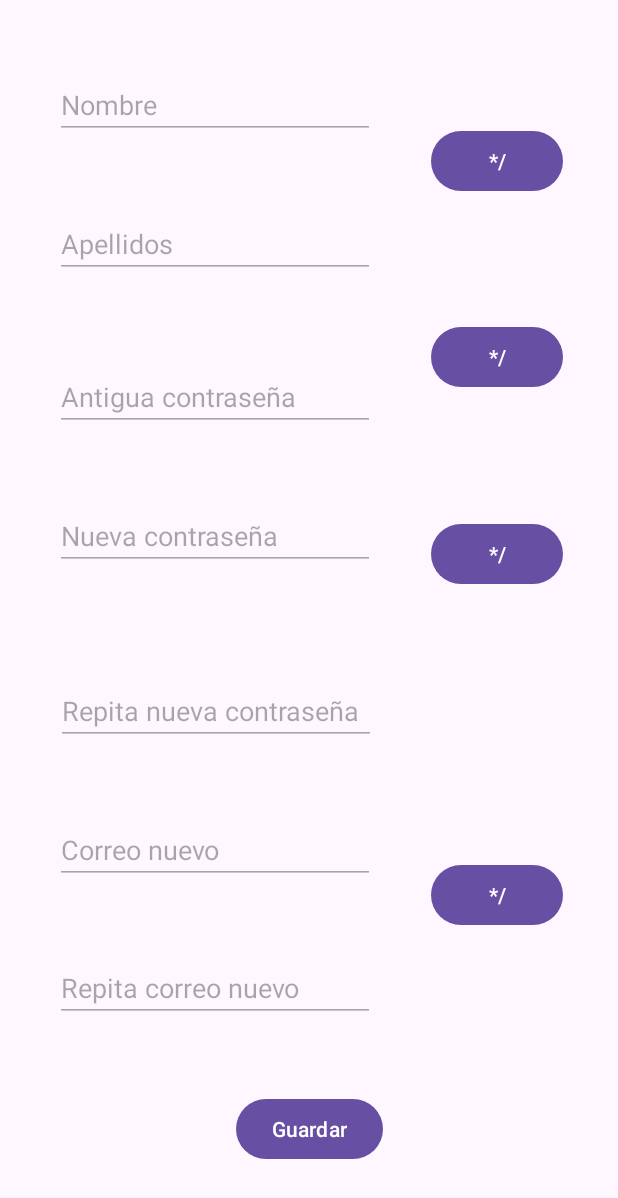
After one commit to Ferraann/Proy-Biometria-y-Medio-Ambiente-Grupo-5, an Android app: the layout activity_editar_perfil.xml on its own in the app's theme, with its tools: preview values and no code run, on a phone screen of 412 x 824 dp. The commit adds this screen. Shown: the top 1198 px of the screen. Run offline under Robolectric (Android 15) with nearby library versions, the phone set to English and light mode, and no system bars.

Commit message:
Preparando modificacion de datos

```diff
--- /dev/null
+++ b/src/android/app/src/main/java/com/example/grupo5/myapplication/EditarPerfilActivity.java
@@ -0,0 +1,61 @@
+package com.example.grupo5.myapplication;
+
+import android.os.Bundle;
+import android.view.View;
+import android.widget.EditText;
+
+import androidx.appcompat.app.AppCompatActivity;
+
+// ------------------------------------------------------------------
+// Fichero: MainActivity.java
+// Autor: Pablo Chasi
+// Fecha: 28/10/2025
+// ------------------------------------------------------------------
+// Descripción:
+// Clase que se hara la función de la página  editar perfil
+// su función principal es que mediante un boton puedas seleccionar
+// uno de los datos que quieres modificar, cuando edita es información
+// y quiere guardalor lo que se hara es modificar las base de datos
+// cambiando aquellos que hemos cambiado.
+// ------------------------------------------------------------------
+public class EditarPerfilActivity extends AppCompatActivity {
+
+    EditText nombre, apellidos, contrasenyaAntigua,contrasenyaNueva,repetirContrasenyaNueva,correoNuevo,repetirCorreoNuevo;
+    protected void onCreate(Bundle savedInstanceState){
+        super.onCreate(savedInstanceState);
+        setContentView(R.layout.activity_editar_perfil);
+
+        //Obtengo los edit text.
+        nombre = findViewById(R.id.editarNombre);
+        apellidos=findViewById(R.id.editarApellidos);
+        contrasenyaAntigua = findViewById(R.id.editarContrasenyaActual);
+        contrasenyaNueva = findViewById(R.id.editarContrasenyaNueva);
+        repetirContrasenyaNueva = findViewById(R.id.editarRepetirContrasenyaNueva);
+        correoNuevo = findViewById(R.id.editarCorreoNuevo);
+        repetirCorreoNuevo = findViewById(R.id.editarRepetirCorreoNuevo);
+
+    }
+
+    public void botonActivarModificarNombre(View v){
+        nombre.isEnabled();
+    }
+
+    public void botonActivarModificarApellidos(View v){
+        apellidos.isEnabled();
+    }
+
+    public void botonActivarModificarContrasenya(View v){
+        contrasenyaAntigua.isEnabled();
+        contrasenyaNueva.isEnabled();
+        repetirContrasenyaNueva.isEnabled();
+    }
+
+    public void botonActivarModificarCorreo(View v){
+        correoNuevo.isEnabled();
+        repetirCorreoNuevo.isEnabled();
+    }
+
+    public void botonGuardarModificaciones(View v){
+
+    }
+}
--- a/src/android/app/src/main/java/com/example/grupo5/myapplication/LogicaNegocio.java
+++ b/src/android/app/src/main/java/com/example/grupo5/myapplication/LogicaNegocio.java
@@ -68,6 +68,10 @@ public class LogicaNegocio {
 
         }
 
+
+        //-------------------------------------------------------------------------------------------
+        //     Email:txt, Contraseña:txt, Contexto:context --> postRegistro()
+        //-------------------------------------------------------------------------------------------
         public static void PostLogin(String email, String contrasenya, Context contexto) {
             ApiService apiService = ApiCliente.getApiService(); // Usamos tu ApiCliente existente
             Call<Void> call = apiService.loginUsuario(email, contrasenya);
@@ -90,6 +94,13 @@ public class LogicaNegocio {
                 }
             });
         }
+
+        //--------------------------------------------------------------------------------
+        //
+        //--------------------------------------------------------------------------------
+        public static void putDatosMoficados(){
+
+        }
     }
 
 //---------------------------------------------------------------
--- a/src/android/app/src/main/java/com/example/grupo5/myapplication/RegistroActivity.java
+++ b/src/android/app/src/main/java/com/example/grupo5/myapplication/RegistroActivity.java
@@ -31,11 +31,7 @@ public class RegistroActivity extends AppCompatActivity{
     String regexTieneMayuscula = "^(?=.*[A-Z]).+$";
     String regexTieneNumeros = "^(?=.*\\d).+$";
     String regexTieneSimbologia = "^(?=.*[$@€!%*?&]).+$";
-    String regexTieneMasDe8Numeros = "^.{8,}$";
-    boolean tieneMayuscula = false;
-    boolean tieneNumeros = false;
-    boolean tiene8oMasCaracteres =false;
-    boolean tieneSimbologia = false;
+    String regexTieneMasDe8Caracteres = "^.{8,}$";
 
     //Metodo onCreate donde se ejecuta lo principal
     protected void onCreate(Bundle savedInstanceState) {
@@ -54,10 +50,15 @@ public class RegistroActivity extends AppCompatActivity{
 
     //Boton para enviar los datos al servidor
     public void botonEnviarDatos(View v){
-        Log.d("contrasenya", RepetirContrasenya.getText().toString());
+        String usuario = Usuario.getText().toString().trim();
+        String apellidos = Apellidos.getText().toString().trim();
+        String contrasenya =Contrasenya.getText().toString().trim();
+        String email = Email.getText().toString().trim();
+        String repetirContrasenya = RepetirContrasenya.getText().toString().trim();
+
 
         // validación que comprueba que si hay alguno que está vacio no se ejecuta la sentencia sql.
-        if (Usuario.getText().toString().isEmpty() || Apellidos.getText().toString().isEmpty() || Email.getText().toString().isEmpty() || Contrasenya.getText().toString().isEmpty()) {
+        if (!usuario.isEmpty() || !apellidos.isEmpty()||!contrasenya.isEmpty()||!email.isEmpty()||repetirContrasenya.isEmpty()) {
             Toast.makeText(this, "Por favor, rellena todos los campos", Toast.LENGTH_SHORT).show();
             return;
         }
@@ -65,15 +66,21 @@ public class RegistroActivity extends AppCompatActivity{
         //Con una biblioteca podemos comprobar la estructura basica de un email
         //si está detecta que no es semejante a un email, entonces devuelve false.
         //si es verdad entonces un true.
-        if (!Patterns.EMAIL_ADDRESS.matcher(Email.getText()).matches()){
+        if (!Patterns.EMAIL_ADDRESS.matcher(email).matches()){
             Toast.makeText(this, "Por favor, introduce un email valido", Toast.LENGTH_SHORT).show();
             return;
         }
 
-        if (!tieneMayuscula || !tieneNumeros||!tieneSimbologia||!tiene8oMasCaracteres){
+        if(!contrasenya.matches(repetirContrasenya)){
+            Toast.makeText(this,"Por favor, repita correctamente la contraseña", Toast.LENGTH_SHORT).show();
+            return;
+        }
+
+        if (!contrasenya.matches(regexTieneMasDe8Caracteres)||!contrasenya.matches(regexTieneNumeros)||!contrasenya.matches(regexTieneMayuscula)||!contrasenya.matches(regexTieneSimbologia)){
             Toast.makeText(this, "Por favor, introduce una contraseña segura", Toast.LENGTH_SHORT).show();
             return;
         }
+
         PostRegistro(Usuario.getText().toString(),Apellidos.getText().toString(),Email.getText().toString(),Contrasenya.getText().toString(),this);
 
     }
@@ -89,19 +96,15 @@ public class RegistroActivity extends AppCompatActivity{
             public void onTextChanged(CharSequence s, int start, int before, int count) {
                 if(Contrasenya.getText().toString().matches(regexTieneMayuscula)){
                     Log.d("Regex","Tiene mayusculas");
-                    tieneMayuscula = true;
                 }
                 if(Contrasenya.getText().toString().matches(regexTieneNumeros)){
                     Log.d("Regex","Tiene numeros");
-                    tieneNumeros = true;
                 }
-                if(Contrasenya.getText().toString().matches(regexTieneMasDe8Numeros)){
+                if(Contrasenya.getText().toString().matches(regexTieneMasDe8Caracteres)){
                     Log.d("Regex","Tiene mas de 8 caracteres");
-                    tiene8oMasCaracteres = true;
                 }
                 if(Contrasenya.getText().toString().matches(regexTieneSimbologia)){
                     Log.d("Regex","Tiene simbologia");
-                    tieneSimbologia = true;
                 }
             }
 
--- /dev/null
+++ b/src/android/app/src/main/res/layout/activity_editar_perfil.xml
@@ -0,0 +1,160 @@
+<?xml version="1.0" encoding="utf-8"?>
+<androidx.constraintlayout.widget.ConstraintLayout xmlns:android="http://schemas.android.com/apk/res/android"
+    xmlns:app="http://schemas.android.com/apk/res-auto"
+    xmlns:tools="http://schemas.android.com/tools"
+    android:layout_width="match_parent"
+    android:layout_height="match_parent"
+    android:onClick="botonActivarModificarNombre">
+
+    <EditText
+        android:id="@+id/editarRepetirCorreoNuevo"
+        android:layout_width="wrap_content"
+        android:layout_height="wrap_content"
+        android:ems="10"
+        android:enabled="false"
+        android:hint="Repita correo nuevo"
+        android:inputType="textEmailAddress"
+        app:layout_constraintBottom_toTopOf="@+id/guardarDatos"
+        app:layout_constraintEnd_toStartOf="@+id/modificarCorreo"
+        app:layout_constraintStart_toStartOf="parent"
+        app:layout_constraintTop_toBottomOf="@+id/editarCorreoNuevo" />
+
+    <EditText
+        android:id="@+id/editarCorreoNuevo"
+        android:layout_width="wrap_content"
+        android:layout_height="wrap_content"
+        android:ems="10"
+        android:enabled="false"
+        android:hint="Correo nuevo"
+        android:inputType="textEmailAddress"
+        app:layout_constraintBottom_toTopOf="@+id/editarRepetirCorreoNuevo"
+        app:layout_constraintEnd_toStartOf="@+id/modificarCorreo"
+        app:layout_constraintHorizontal_bias="0.0"
+        app:layout_constraintStart_toStartOf="parent"
+        app:layout_constraintTop_toBottomOf="@+id/editarRepetirContrasenyaNueva" />
+
+    <Button
+        android:id="@+id/modificarCorreo"
+        android:layout_width="wrap_content"
+        android:layout_height="wrap_content"
+        android:layout_marginTop="96dp"
+        android:layout_marginBottom="25dp"
+        android:onClick="botonActivarModificarCorreo"
+        android:text="*/"
+        app:layout_constraintBottom_toTopOf="@+id/guardarDatos"
+        app:layout_constraintEnd_toEndOf="parent"
+        app:layout_constraintStart_toEndOf="@+id/editarCorreoNuevo"
+        app:layout_constraintTop_toBottomOf="@+id/modificarContrasenyaAntigua" />
+
+    <EditText
+        android:id="@+id/editarContrasenyaActual"
+        android:layout_width="wrap_content"
+        android:layout_height="wrap_content"
+        android:ems="10"
+        android:enabled="false"
+        android:hint="Antigua contraseña"
+        android:inputType="textPassword"
+        app:layout_constraintBottom_toTopOf="@+id/editarContrasenyaNueva"
+        app:layout_constraintEnd_toStartOf="@+id/modificarContrasenyaAntigua"
+        app:layout_constraintStart_toStartOf="parent"
+        app:layout_constraintTop_toBottomOf="@+id/editarApellidos" />
+
+    <Button
+        android:id="@+id/modificarContrasenyaAntigua"
+        android:layout_width="wrap_content"
+        android:layout_height="wrap_content"
+        android:onClick="botonActivarModificarContrasenya"
+        android:text="*/"
+        app:layout_constraintBottom_toTopOf="@+id/modificarCorreo"
+        app:layout_constraintEnd_toEndOf="parent"
+        app:layout_constraintStart_toEndOf="@+id/editarContrasenyaActual"
+        app:layout_constraintTop_toBottomOf="@+id/modificarApellidos" />
+
+    <EditText
+        android:id="@+id/editarNombre"
+        android:layout_width="wrap_content"
+        android:layout_height="wrap_content"
+        android:ems="10"
+        android:enabled="false"
+        android:hint="Nombre"
+        android:inputType="text"
+        app:layout_constraintBottom_toTopOf="@+id/editarApellidos"
+        app:layout_constraintEnd_toStartOf="@+id/modificarNombre"
+        app:layout_constraintStart_toStartOf="parent"
+        app:layout_constraintTop_toTopOf="parent" />
+
+    <EditText
+        android:id="@+id/editarContrasenyaNueva"
+        android:layout_width="wrap_content"
+        android:layout_height="wrap_content"
+        android:layout_marginBottom="24dp"
+        android:ems="10"
+        android:enabled="false"
+        android:hint="Nueva contraseña"
+        android:inputType="textPassword"
+        app:layout_constraintBottom_toTopOf="@+id/editarRepetirContrasenyaNueva"
+        app:layout_constraintEnd_toStartOf="@+id/modificarContrasenyaAntigua"
+        app:layout_constraintStart_toStartOf="parent"
+        app:layout_constraintTop_toBottomOf="@+id/editarContrasenyaActual" />
+
+    <EditText
+        android:id="@+id/editarRepetirContrasenyaNueva"
+        android:layout_width="wrap_content"
+        android:layout_height="wrap_content"
+        android:ems="10"
+        android:enabled="false"
+        android:hint="Repita nueva contraseña"
+        android:inputType="textEmailAddress"
+        app:layout_constraintBottom_toTopOf="@+id/editarCorreoNuevo"
+        app:layout_constraintEnd_toStartOf="@+id/modificarContrasenyaAntigua"
+        app:layout_constraintHorizontal_bias="0.506"
+        app:layout_constraintStart_toStartOf="parent"
+        app:layout_constraintTop_toBottomOf="@+id/editarContrasenyaNueva" />
+
+    <Button
+        android:id="@+id/modificarNombre"
+        android:layout_width="wrap_content"
+        android:layout_height="wrap_content"
+        android:text="*/"
+        app:layout_constraintBottom_toTopOf="@+id/modificarApellidos"
+        app:layout_constraintEnd_toEndOf="parent"
+        app:layout_constraintStart_toEndOf="@+id/editarNombre"
+        app:layout_constraintTop_toTopOf="parent" />
+
+    <Button
+        android:id="@+id/modificarApellidos"
+        android:layout_width="wrap_content"
+        android:layout_height="wrap_content"
+        android:onClick="botonActivarModificarApellidos"
+        android:text="*/"
+        app:layout_constraintBottom_toTopOf="@+id/modificarContrasenyaAntigua"
+        app:layout_constraintEnd_toEndOf="parent"
+        app:layout_constraintStart_toEndOf="@+id/editarApellidos"
+        app:layout_constraintTop_toBottomOf="@+id/modificarNombre" />
+
+    <Button
+        android:id="@+id/guardarDatos"
+        android:layout_width="wrap_content"
+        android:layout_height="wrap_content"
+        android:onClick="botonGuardarModificaciones"
+        android:text="Guardar"
+        app:layout_constraintBottom_toBottomOf="parent"
+        app:layout_constraintEnd_toEndOf="parent"
+        app:layout_constraintStart_toStartOf="parent"
+        app:layout_constraintTop_toBottomOf="@+id/editarRepetirCorreoNuevo" />
+
+    <EditText
+        android:id="@+id/editarApellidos"
+        android:layout_width="wrap_content"
+        android:layout_height="wrap_content"
+        android:layout_marginBottom="10dp"
+        android:ems="10"
+        android:enabled="false"
+        android:hint="Apellidos"
+        android:inputType="text"
+        app:layout_constraintBottom_toTopOf="@+id/editarContrasenyaActual"
+        app:layout_constraintEnd_toStartOf="@+id/modificarApellidos"
+        app:layout_constraintStart_toStartOf="parent"
+        app:layout_constraintTop_toBottomOf="@+id/editarNombre" />
+
+</androidx.constraintlayout.widget.ConstraintLayout>
--- a/src/android/app/src/main/res/layout/activity_home.xml
+++ b/src/android/app/src/main/res/layout/activity_home.xml
@@ -5,11 +5,9 @@
     android:layout_width="match_parent"
     android:layout_height="match_parent">
 
-    <TextView
-        android:id="@+id/textBienvenida"
-        android:text="¡Bienvenido!"
-        android:textSize="24sp"
-        android:layout_width="wrap_content"
-        android:layout_height="wrap_content"/>
-
+    <Button
+        android:id="@+id/editarPerfil"
+        android:layout_width="match_parent"
+        android:layout_height="wrap_content"
+        android:text="Editar perfil" />
 </LinearLayout>
```
